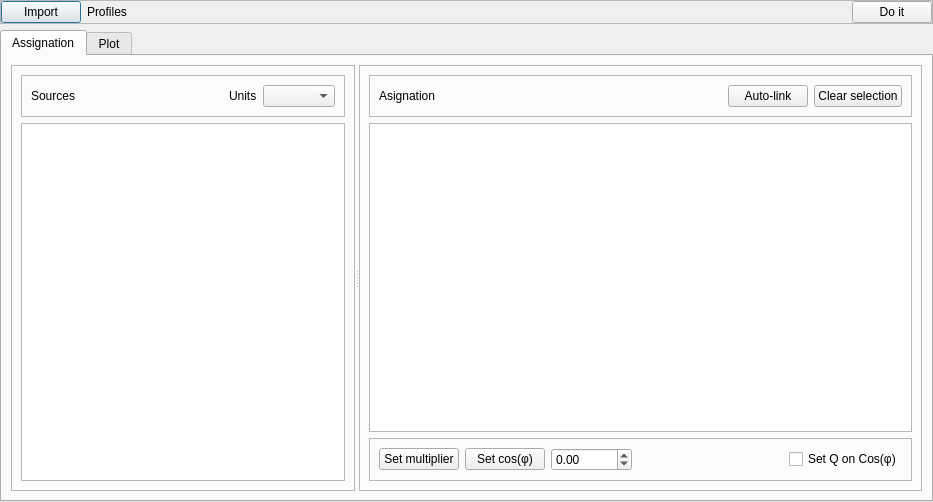
The window that UnderDevelopment/GridCal/gui/profiles_input/gui.ui (SanPen/GridCal) describes before a commit, drawn with Qt 5.
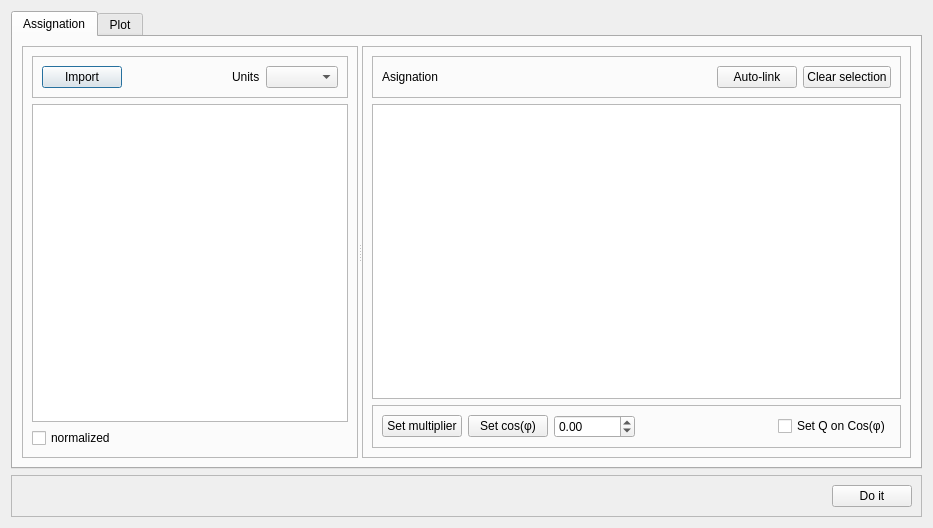
The same window after the commit. Custom widgets are drawn as their Qt base class.

Commit message: Early profiles importer Added examples of demand profiles from REE

Patch:
```diff
--- a/UnderDevelopment/GridCal/gui/profiles_input/gui.ui
+++ b/UnderDevelopment/GridCal/gui/profiles_input/gui.ui
@@ -7,65 +7,13 @@
     <x>0</x>
     <y>0</y>
     <width>933</width>
-    <height>502</height>
+    <height>528</height>
    </rect>
   </property>
   <property name="windowTitle">
    <string>Dialog</string>
   </property>
   <layout class="QVBoxLayout" name="verticalLayout">
-   <property name="margin">
-    <number>0</number>
-   </property>
-   <item>
-    <widget class="QFrame" name="frame_3">
-     <property name="frameShape">
-      <enum>QFrame::StyledPanel</enum>
-     </property>
-     <property name="frameShadow">
-      <enum>QFrame::Raised</enum>
-     </property>
-     <layout class="QHBoxLayout" name="horizontalLayout_3">
-      <property name="margin">
-       <number>0</number>
-      </property>
-      <item>
-       <widget class="QPushButton" name="open_button">
-        <property name="text">
-         <string>Import</string>
-        </property>
-       </widget>
-      </item>
-      <item>
-       <widget class="QLabel" name="label_4">
-        <property name="text">
-         <string>Profiles</string>
-        </property>
-       </widget>
-      </item>
-      <item>
-       <spacer name="horizontalSpacer">
-        <property name="orientation">
-         <enum>Qt::Horizontal</enum>
-        </property>
-        <property name="sizeHint" stdset="0">
-         <size>
-          <width>40</width>
-          <height>20</height>
-         </size>
-        </property>
-       </spacer>
-      </item>
-      <item>
-       <widget class="QPushButton" name="doit_button">
-        <property name="text">
-         <string>Do it</string>
-        </property>
-       </widget>
-      </item>
-     </layout>
-    </widget>
-   </item>
    <item>
     <widget class="QTabWidget" name="tabWidget">
      <property name="currentIndex">
@@ -99,9 +47,9 @@
              </property>
              <layout class="QHBoxLayout" name="horizontalLayout_5">
               <item>
-               <widget class="QLabel" name="label">
+               <widget class="QPushButton" name="open_button">
                 <property name="text">
-                 <string>Sources</string>
+                 <string>Import</string>
                 </property>
                </widget>
               </item>
@@ -134,6 +82,13 @@
            <item>
             <widget class="QListView" name="sources_list"/>
            </item>
+           <item>
+            <widget class="QCheckBox" name="normalized_checkBox">
+             <property name="text">
+              <string>normalized</string>
+             </property>
+            </widget>
+           </item>
           </layout>
          </widget>
          <widget class="QFrame" name="frame_6">
@@ -300,6 +255,38 @@
      </widget>
     </widget>
    </item>
+   <item>
+    <widget class="QFrame" name="frame_2">
+     <property name="frameShape">
+      <enum>QFrame::StyledPanel</enum>
+     </property>
+     <property name="frameShadow">
+      <enum>QFrame::Raised</enum>
+     </property>
+     <layout class="QHBoxLayout" name="horizontalLayout_6">
+      <item>
+       <spacer name="horizontalSpacer_5">
+        <property name="orientation">
+         <enum>Qt::Horizontal</enum>
+        </property>
+        <property name="sizeHint" stdset="0">
+         <size>
+          <width>40</width>
+          <height>20</height>
+         </size>
+        </property>
+       </spacer>
+      </item>
+      <item>
+       <widget class="QPushButton" name="doit_button">
+        <property name="text">
+         <string>Do it</string>
+        </property>
+       </widget>
+      </item>
+     </layout>
+    </widget>
+   </item>
   </layout>
   <zorder>tabWidget</zorder>
   <zorder>frame_3</zorder>
```
Left out of the diff: 2 changed lines with no effect on the pictures. The commit also changes 11 other files.
